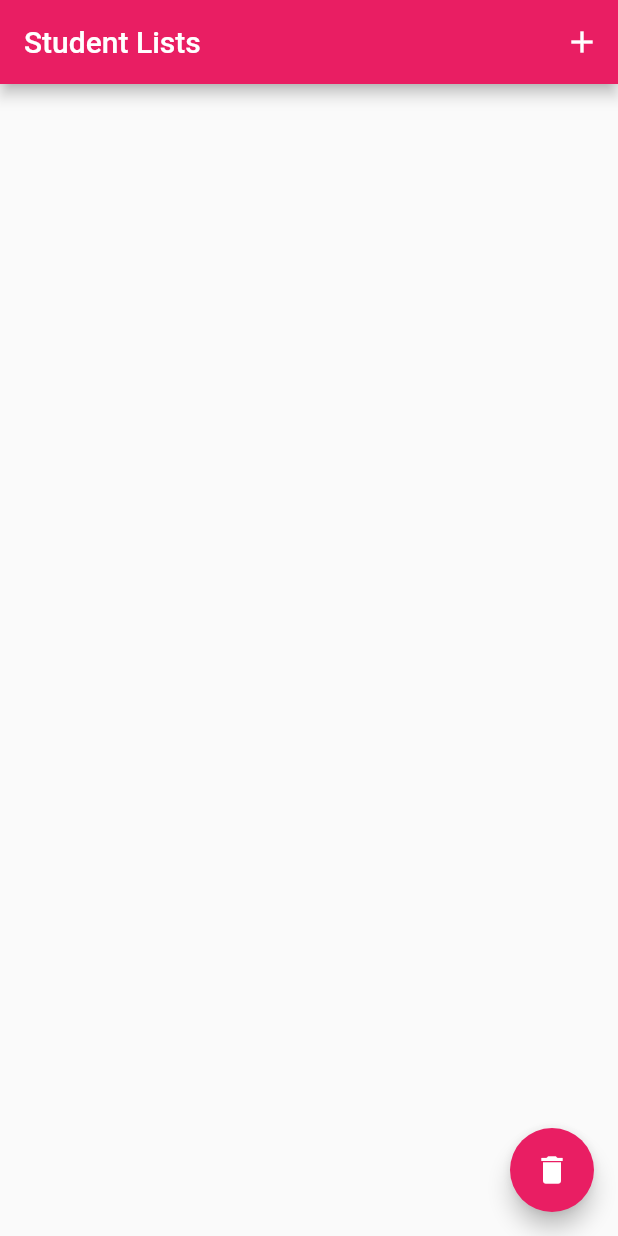
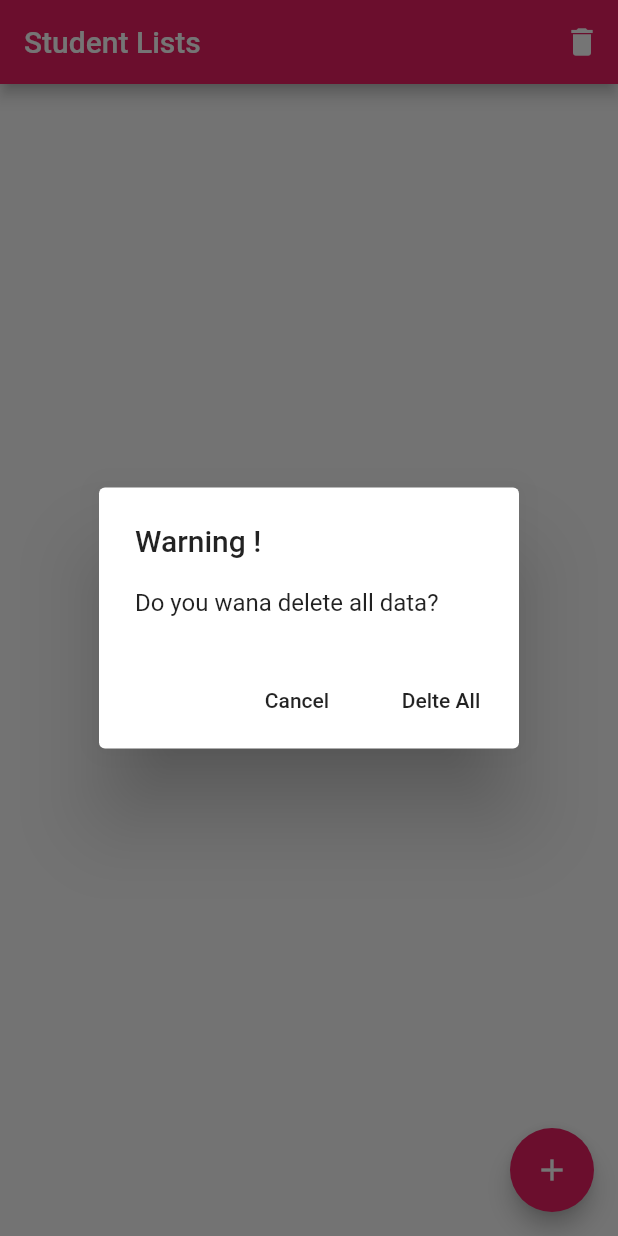
Before and after one commit to kowinhtike/Flutter_StudentList_App, a Flutter app: the screen it shows after launch, after a tap on the "delete" icon, on a phone screen of 412 x 824 dp. Run offline on Flutter 3.47's test engine with Material 2 defaults, Android fonts, the phone set to English and light mode, and no system bars; our stand-ins replace sqflite; accounts and stored records are empty.

Commit message:
first commit

```diff
--- a/lib/main.dart
+++ b/lib/main.dart
@@ -25,7 +25,7 @@ class MyApp extends StatelessWidget {
       theme: ThemeData(
         primarySwatch: Colors.pink,
       ),
-      title: 'Kindacode.com',
+      title: 'Student Lists',
       // retun home claa
       home: const HomePage(),
     );
@@ -39,37 +39,57 @@ class HomePage extends StatefulWidget {
 }
 
 class _HomePageState extends State<HomePage> {
+
+  _show() {
+    return showDialog(
+        context: context,
+        builder: (BuildContext context) {
+          return AlertDialog(
+            title: Text("Warning !"),
+            content: Text("Do you wana delete all data?"),
+            actions: [
+              MaterialButton(
+                onPressed: () {
+                  Navigator.of(context).pop();
+                },
+                child: Text("Cancel"),
+              ),
+              MaterialButton(
+                onPressed: () async {
+                  var res = await DatabaseHelper().delete();
+                  Navigator.of(context).pop();
+                  print("All Deleted");
+                  setState(() {});
+                },
+                child: Text("Delte All"),
+              )
+            ],
+          );
+        });
+  }
+
   @override
   Widget build(BuildContext context) {
     return Scaffold(
       //build Home Screen App Bar
       appBar: AppBar(
-        actions: [
-          IconButton(
-            //call the add student screen
-            onPressed: () async {
-              var result = await Navigator.push(context,MaterialPageRoute(builder: (context) => TeacherStudentScreen(),fullscreenDialog: true));
-              if(result == "success"){
-                setState(() {
-
-                });
-              }
-              },
-              icon: Icon(Icons.add))
-        ],
+        actions: [IconButton(onPressed: _show, icon: Icon(Icons.delete))],
         title: const Text('Student Lists'),
       ),
-      // sql data show in listview call Home Screen
+      // sql data show in listview call Home Screen Par
       body: HomeScreen(),
       //Write Home Screen to delete all data
-      floatingActionButton:FloatingActionButton(
-        child: Icon(Icons.delete),
+      floatingActionButton: FloatingActionButton(
+        child: Icon(Icons.add),
         onPressed: () async {
-          var res = await DatabaseHelper().delete();
-          print("All Deleted");
-          setState(() {
-
-          });
+          var result = await Navigator.push(
+              context,
+              MaterialPageRoute(
+                  builder: (context) => TeacherStudentScreen(),
+                  fullscreenDialog: true));
+          if (result == "success") {
+            setState(() {});
+          }
         },
       ),
     );
```
Also changed, not shown: lib/screen/listshow.dart (+5 -4 lines).
